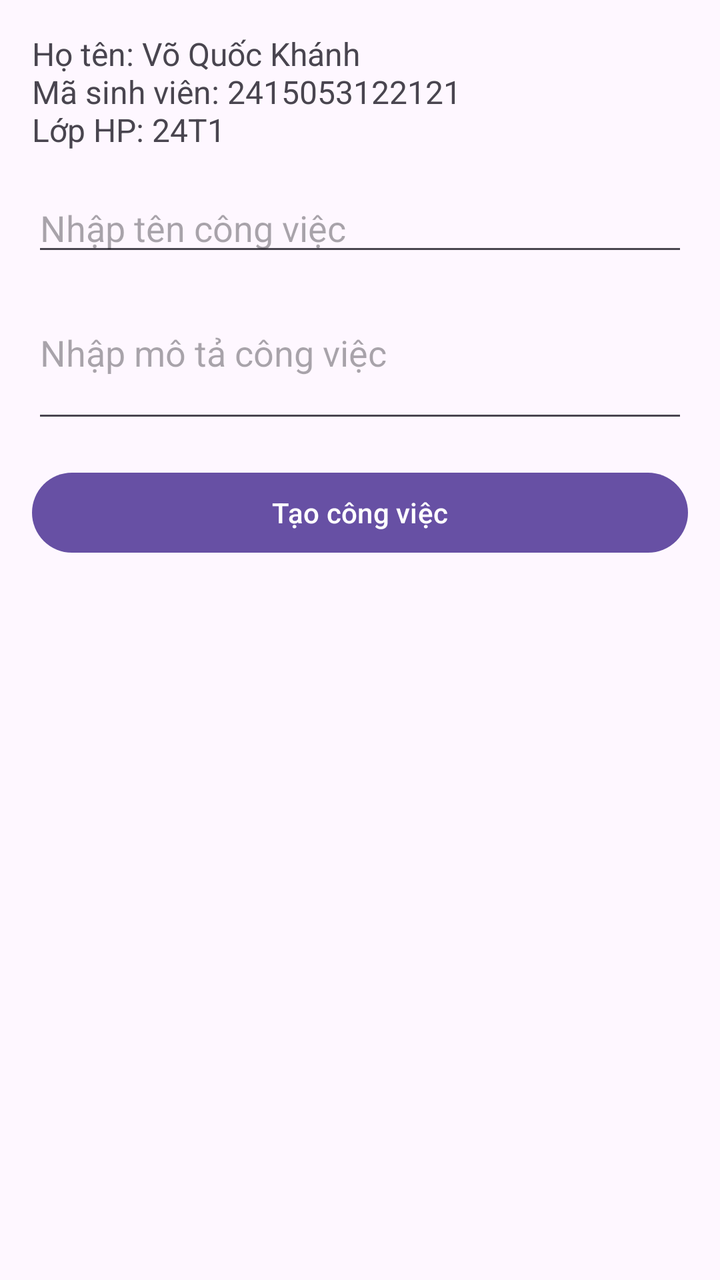
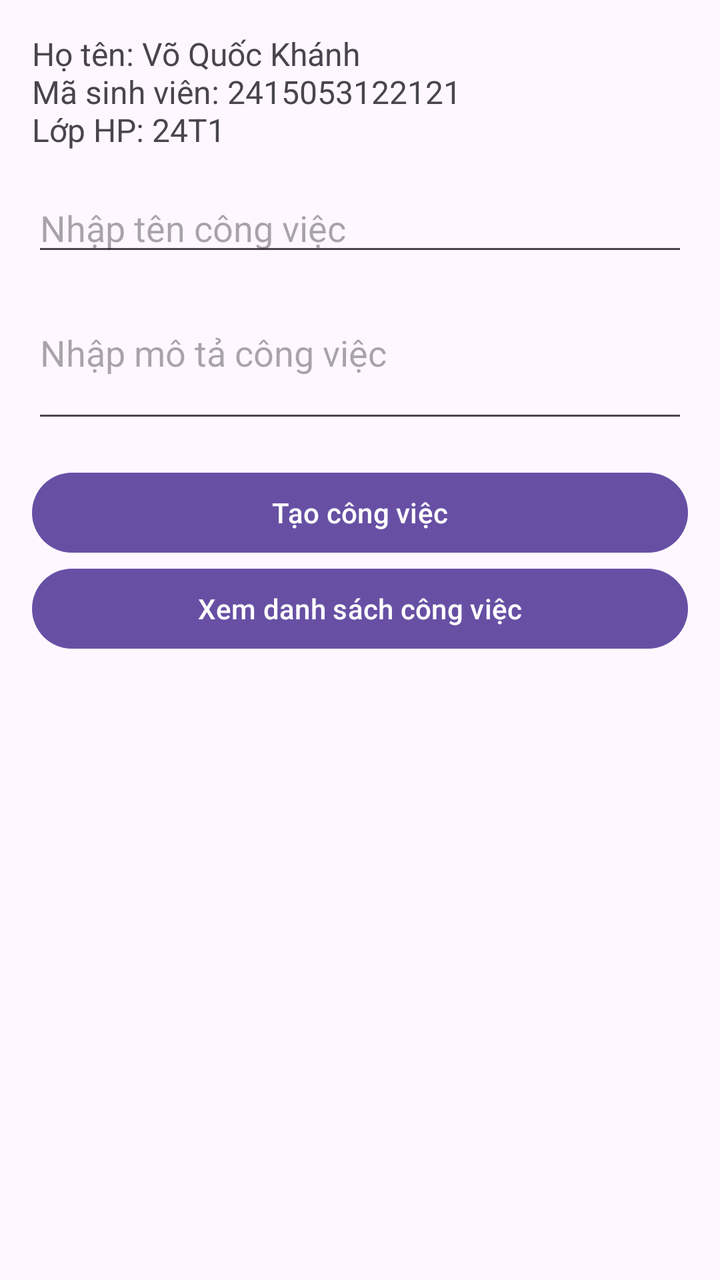

Compare the two renders of this Android layout. The source of the first and the diff that turns it into the second are given below.
<!-- AndroidManifest.xml: application theme Theme.KIEMTRALAN2 -->
<!-- res/layout/activity_main.xml -->
<?xml version="1.0" encoding="utf-8"?>
<LinearLayout xmlns:android="http://schemas.android.com/apk/res/android"
    android:id="@+id/main"
    android:layout_width="match_parent"
    android:layout_height="match_parent"
    android:orientation="vertical"
    android:padding="16dp">

    <TextView
        android:id="@+id/tvThongTinSinhVien"
        android:layout_width="match_parent"
        android:layout_height="wrap_content"
        android:text="Họ tên: Võ Quốc Khánh\nMã sinh viên: 2415053122121\nLớp HP: 24T1"
        android:textSize="16sp" />

    <EditText
        android:id="@+id/edtTenCongViec"
        android:layout_width="match_parent"
        android:layout_height="wrap_content"
        android:layout_marginTop="16dp"
        android:hint="Nhập tên công việc"
        android:inputType="text" />

    <EditText
        android:id="@+id/edtMoTaCongViec"
        android:layout_width="match_parent"
        android:layout_height="wrap_content"
        android:hint="Nhập mô tả công việc"
        android:inputType="textMultiLine"
        android:minLines="3" />

    <Button
        android:id="@+id/btnTaoCongViec"
        android:layout_width="match_parent"
        android:layout_height="wrap_content"
        android:layout_marginTop="16dp"
        android:text="Tạo công việc" />
</LinearLayout>
<!-- resources referenced by this layout -->
<resources>
  <style name="Theme.KIEMTRALAN2" parent="Base.Theme.KIEMTRALAN2" />
  <style name="Base.Theme.KIEMTRALAN2" parent="Theme.Material3.DayNight.NoActionBar">
          
          
      </style>
</resources>

<!-- the commit's change to res/layout/activity_main.xml (unified diff, before → after) -->
@@ -35,4 +35,10 @@
         android:layout_height="wrap_content"
         android:layout_marginTop="16dp"
         android:text="Tạo công việc" />
+
+    <Button
+        android:id="@+id/btnXemDanhSach"
+        android:layout_width="match_parent"
+        android:layout_height="wrap_content"
+        android:text="Xem danh sách công việc" />
 </LinearLayout>
